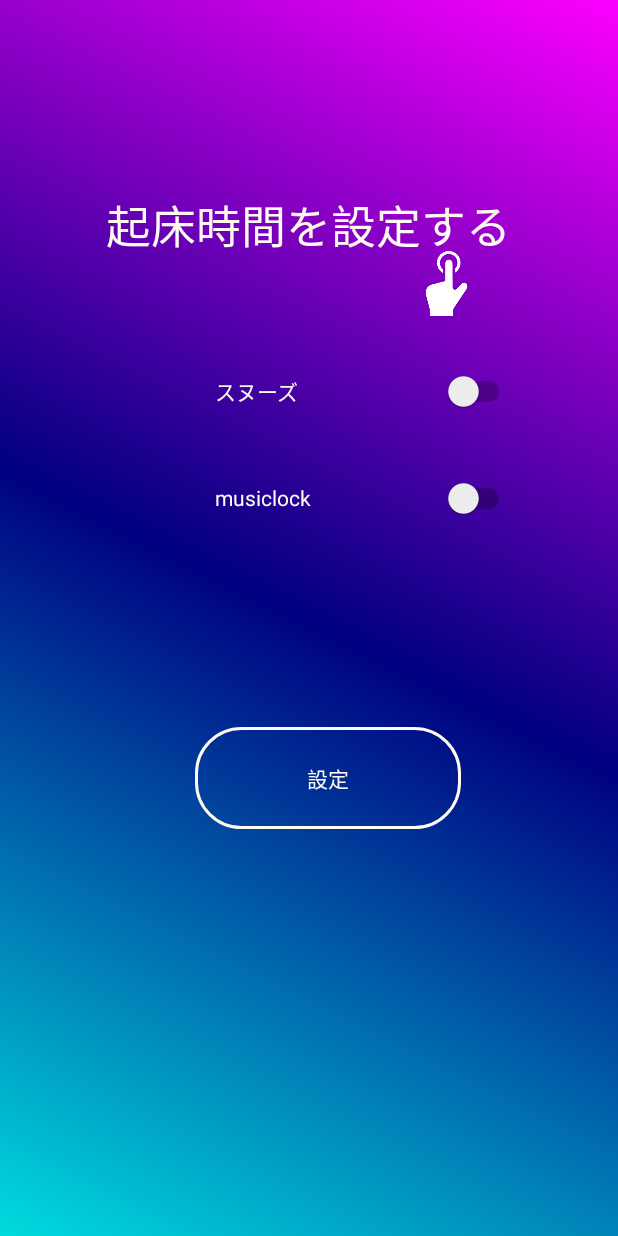
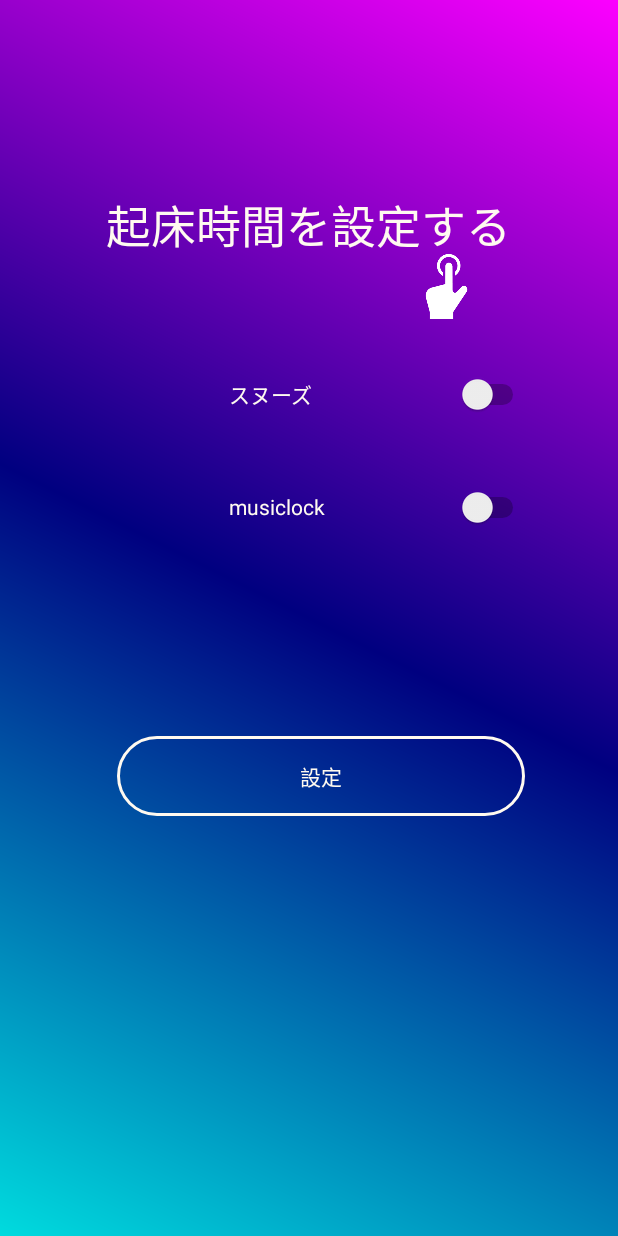
Before and after one commit to minoru1027/SleepLeader, an Android app: the AlarmSetActivity screen opened directly, with no data from a screen before it, on a phone screen of 412 x 824 dp. Run offline under Robolectric (Android 15) with nearby library versions, the phone set to English and light mode, and no system bars; libraries missing offline, so code that uses them is left out: io.realm, io.realm.kotlin; Roboto replaces fonts that are not available here; 3 statements that could not run were skipped.

Commit message:
add:修正

```diff
--- a/app/src/main/res/layout/activity_alarm_set.xml
+++ b/app/src/main/res/layout/activity_alarm_set.xml
@@ -10,8 +10,8 @@
 
     <Button
             android:id="@+id/AlarmSetting"
-            android:layout_width="177dp"
-            android:layout_height="68dp"
+            android:layout_width="272dp"
+            android:layout_height="53dp"
             android:layout_marginTop="128dp"
             android:background="@drawable/radius"
             android:text="設定"
@@ -25,12 +25,12 @@
             android:id="@+id/musicFlag"
             android:layout_width="200dp"
             android:layout_height="49dp"
-            android:layout_marginTop="20dp"
+            android:layout_marginTop="24dp"
             android:text="musiclock"
             android:textColor="#fffaf0"
             android:textColorHint="#fffaf0"
             app:layout_constraintEnd_toEndOf="parent"
-            app:layout_constraintHorizontal_bias="0.677"
+            app:layout_constraintHorizontal_bias="0.72"
             app:layout_constraintStart_toStartOf="parent"
             app:layout_constraintTop_toBottomOf="@+id/snoozeFlag" />
 
@@ -51,12 +51,12 @@
             android:id="@+id/snoozeFlag"
             android:layout_width="200dp"
             android:layout_height="53dp"
-            android:layout_marginTop="50dp"
+            android:layout_marginTop="52dp"
             android:text="スヌーズ"
             android:textColor="#fffaf0"
             android:textColorHint="#fffaf0"
             app:layout_constraintEnd_toEndOf="parent"
-            app:layout_constraintHorizontal_bias="0.675"
+            app:layout_constraintHorizontal_bias="0.72"
             app:layout_constraintStart_toStartOf="parent"
             app:layout_constraintTop_toBottomOf="@+id/timePicker" />
 
```
Also changed, not shown: app/src/main/res/layout/activity_alarm_list.xml (+5 -4 lines).
